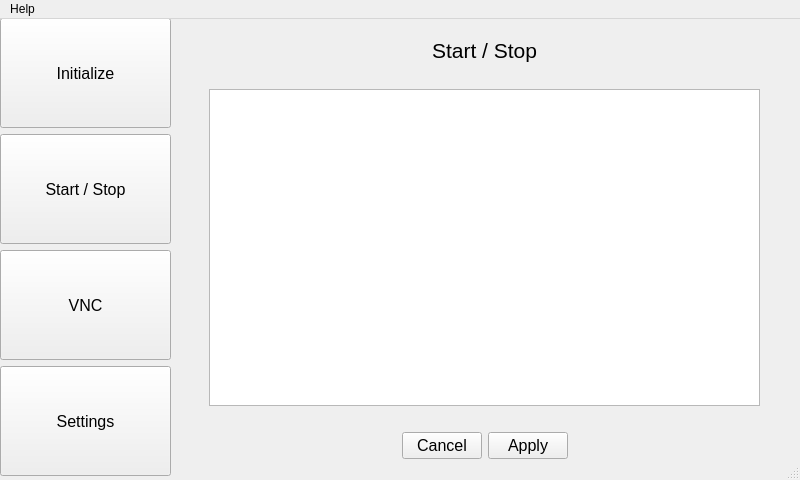
matthiggins34/PES-Water-Analogy-Project, file XML/main.ui: the form before one commit.
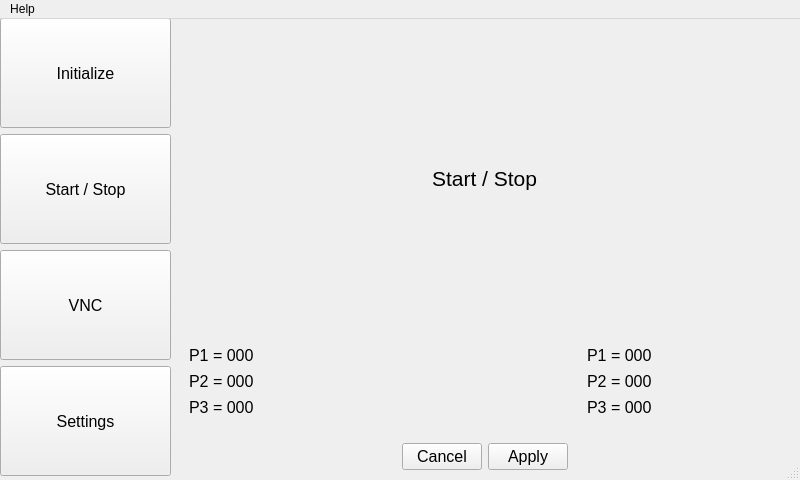
The form after the commit. The open tabs and pages were chosen to show the change. Icons and pictures are not drawn.

What changed in the file:
```diff
--- a/XML/main.ui
+++ b/XML/main.ui
@@ -467,7 +467,7 @@
            <x>-1</x>
            <y>-1</y>
            <width>631</width>
-           <height>461</height>
+           <height>472</height>
           </rect>
          </property>
          <layout class="QVBoxLayout" name="verticalLayout_4">
@@ -533,14 +533,116 @@
               </property>
               <property name="sizeHint" stdset="0">
                <size>
-                <width>40</width>
+                <width>20</width>
                 <height>20</height>
                </size>
               </property>
              </spacer>
             </item>
             <item>
-             <widget class="QGraphicsView" name="graphicsView"/>
+             <layout class="QVBoxLayout" name="verticalLayout_9">
+              <property name="rightMargin">
+               <number>0</number>
+              </property>
+              <item>
+               <widget class="QLabel" name="P1a">
+                <property name="maximumSize">
+                 <size>
+                  <width>16777215</width>
+                  <height>20</height>
+                 </size>
+                </property>
+                <property name="text">
+                 <string>P1 = 000</string>
+                </property>
+               </widget>
+              </item>
+              <item>
+               <widget class="QLabel" name="P2a">
+                <property name="maximumSize">
+                 <size>
+                  <width>16777215</width>
+                  <height>20</height>
+                 </size>
+                </property>
+                <property name="text">
+                 <string>P2 = 000</string>
+                </property>
+               </widget>
+              </item>
+              <item>
+               <widget class="QLabel" name="P3a">
+                <property name="enabled">
+                 <bool>true</bool>
+                </property>
+                <property name="maximumSize">
+                 <size>
+                  <width>16777215</width>
+                  <height>20</height>
+                 </size>
+                </property>
+                <property name="text">
+                 <string>P3 = 000</string>
+                </property>
+               </widget>
+              </item>
+             </layout>
+            </item>
+            <item>
+             <widget class="QLabel" name="label_12">
+              <property name="text">
+               <string/>
+              </property>
+              <property name="pixmap">
+               <pixmap>../Images/circuit.png</pixmap>
+              </property>
+             </widget>
+            </item>
+            <item>
+             <layout class="QVBoxLayout" name="verticalLayout_10">
+              <property name="rightMargin">
+               <number>0</number>
+              </property>
+              <item>
+               <widget class="QLabel" name="P1b">
+                <property name="maximumSize">
+                 <size>
+                  <width>16777215</width>
+                  <height>20</height>
+                 </size>
+                </property>
+                <property name="text">
+                 <string>P1 = 000</string>
+                </property>
+               </widget>
+              </item>
+              <item>
+               <widget class="QLabel" name="P2b">
+                <property name="maximumSize">
+                 <size>
+                  <width>16777215</width>
+                  <height>20</height>
+                 </size>
+                </property>
+                <property name="text">
+                 <string>P2 = 000</string>
+                </property>
+               </widget>
+              </item>
+              <item>
+               <widget class="QLabel" name="P3b">
+                <property name="maximumSize">
+                 <size>
+                  <width>16777215</width>
+                  <height>20</height>
+                 </size>
+                </property>
+                <property name="text">
+                 <string>P3 = 000</string>
+                </property>
+               </widget>
+              </item>
+             </layout>
             </item>
             <item>
              <spacer name="horizontalSpacer_2">
@@ -552,7 +654,7 @@
               </property>
               <property name="sizeHint" stdset="0">
                <size>
-                <width>40</width>
+                <width>20</width>
                 <height>20</height>
                </size>
               </property>
```
Left out of the diff: 25 changed lines with no effect on the pictures.
